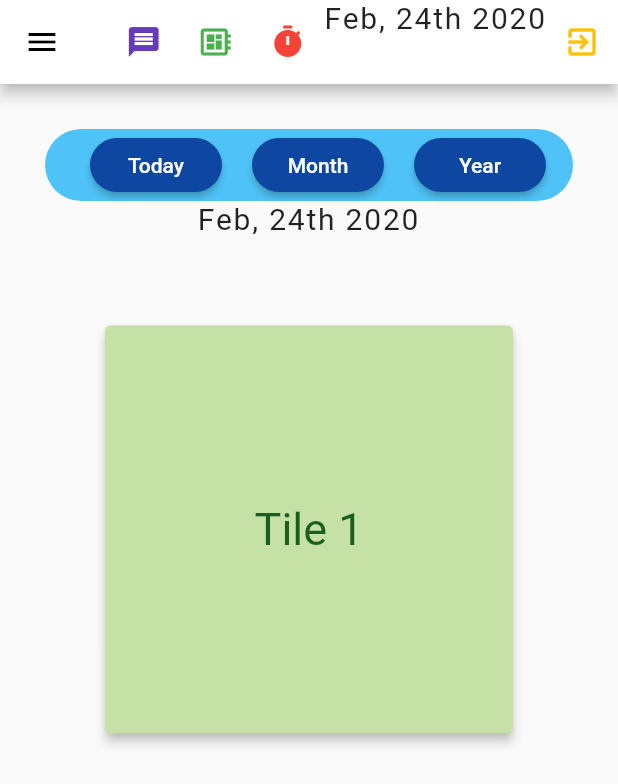
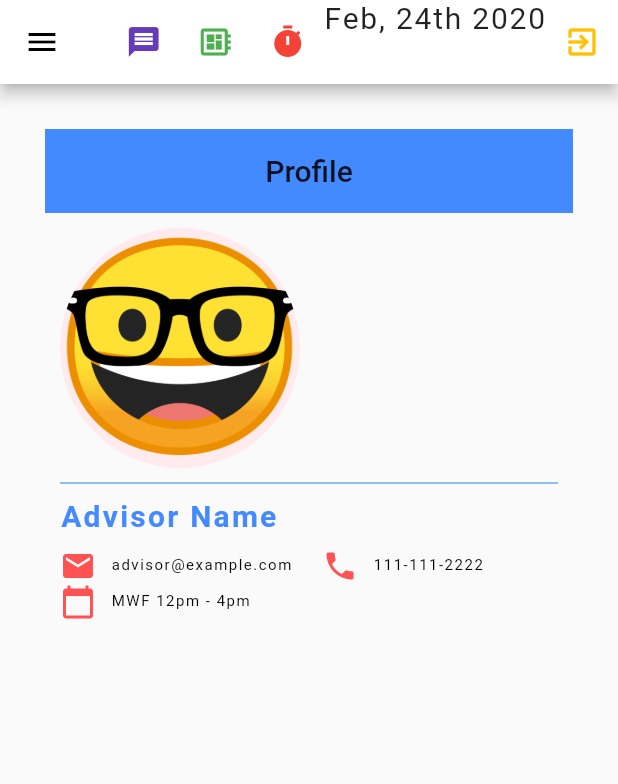
Before and after one commit to mahiatasneem26/Senior-Project, a Flutter app: the screen it shows after launch, on a phone screen of 412 x 824 dp. Shown: the top 784 px of the screen. Run offline on Flutter 3.47's test engine with Material 2 defaults, Android fonts, the phone set to English and light mode, and no system bars; our stand-ins replace percent_indicator; missing offline and left inert: dart:html, firebase, firststop; accounts and stored records are empty.

Commit message:
Updated Advisor Information on Student Dashboard

```diff
--- a/lib/dashboard.dart
+++ b/lib/dashboard.dart
@@ -4,6 +4,87 @@ class Dashboard extends StatefulWidget {
   Dashboard({Key key}) : super(key: key);
 
   _DashboardState createState() => _DashboardState();
+}
+
+class _DashboardState extends State<Dashboard> {
+  @override
+  Widget build(BuildContext context) {
+    return new Scaffold(
+      backgroundColor: Colors.grey[50],
+      appBar: new AppBar(
+        title: new Text("Profile"),
+        centerTitle: true,
+        backgroundColor: Colors.blueAccent,
+        elevation: 0.0,
+      ),
+      body: Padding(
+          padding: EdgeInsets.all(10.0),
+          child: Column(
+            crossAxisAlignment: CrossAxisAlignment.start,
+            children: <Widget>[
+              CircleAvatar(
+                backgroundImage: AssetImage('assets/teacher.png'),
+                backgroundColor: Colors.red[50],
+                radius: 80.0,
+              ),
+              Divider(color: Colors.blue[600], height: 20.0),
+              Text('Advisor Name',
+                  style: TextStyle(
+                    color: Colors.blueAccent,
+                    letterSpacing: 1.5,
+                    fontSize: 20.0,
+                    fontWeight: FontWeight.bold,
+                  )),
+              SizedBox(height: 10.0),
+              Row(
+                children: <Widget>[
+                  Icon(
+                    Icons.email,
+                    color: Colors.redAccent
+                  ),
+                  SizedBox(width: 10.0),
+                  Text('advisor@example.com',
+                      style: TextStyle(
+                        color: Colors.black,
+                        fontSize: 10.0,
+                        letterSpacing: 1.0,
+                      )),
+                  SizedBox(width: 20.0),
+                  Icon(
+                    Icons.phone,
+                    color: Colors.redAccent,
+                  ),
+                  SizedBox(width: 10.0),
+                  Text('111-111-2222',
+                      style: TextStyle(
+                        color: Colors.black,
+                        fontSize: 10.0,
+                        letterSpacing: 1.0,
+                      ))
+                ],
+              ),
+              Row(
+                children: <Widget> [
+                    Icon(
+                    Icons.calendar_today,
+                    color: Colors.redAccent,
+                  ),
+                  SizedBox(width: 10.0),
+                Text('MWF 12pm - 4pm',
+                      style: TextStyle(
+                        color: Colors.black,
+                        fontSize: 10.0,
+                        letterSpacing: 1.0,
+                      )
+                  )
+              ],
+              ),
+              SizedBox(width: 20.0),
+              // _getHeader(context),
+            ],
+          )),
+    );
+  }
 }
 
 Widget _getHeader(context) {
@@ -15,7 +96,7 @@ Widget _getHeader(context) {
           padding: EdgeInsets.symmetric(horizontal: 10.0),
           decoration: BoxDecoration(
             borderRadius: BorderRadius.circular(25.0),
-            color: Colors.lightBlue[300],
+            color: Colors.black,
           ),
           child: Row(
             mainAxisAlignment: MainAxisAlignment.center,
@@ -31,7 +112,7 @@ Widget _getHeader(context) {
                   ),
                   shape: RoundedRectangleBorder(
                       borderRadius: BorderRadius.circular(20.0)),
-                  color: Colors.blue[900],
+                  color: Colors.black,
                   onPressed: () {},
                 ),
               ),
@@ -58,7 +139,7 @@ Widget _getHeader(context) {
                   ),
                   shape: RoundedRectangleBorder(
                       borderRadius: BorderRadius.circular(20.0)),
-                  color: Colors.blue[900],
+                  color: Colors.black,
                   onPressed: () {},
                 ),
               ),
@@ -178,36 +259,3 @@ String _getMonth() {
       return DateTime.now().month.toString();
   }
 }
-
-class _DashboardState extends State<Dashboard> {
-  @override
-  Widget build(BuildContext context) {
-    return Column(
-      children: <Widget>[
-        _getHeader(context),
-        Expanded(
-          child: GridView(
-            padding: EdgeInsets.only(top: 20.0),
-            gridDelegate: SliverGridDelegateWithFixedCrossAxisCount(
-                crossAxisCount: MediaQuery.of(context).size.width >= 1300
-                    ? 3
-                    : MediaQuery.of(context).size.width >= 700 ? 2 : 1),
-            children: <Widget>[
-              Card(
-                margin: EdgeInsets.all(40.0),
-                elevation: 3.0,
-                color: Colors.lightGreen[200],
-                child: Center(
-                  child: Text(
-                    "Tile 1",
-                    style: TextStyle(color: Colors.green[900], fontSize: 30.0),
-                  ),
-                ),
-              ),
-            ],
-          ),
-        ),
-      ],
-    );
-  }
-}
--- a/lib/layout.dart
+++ b/lib/layout.dart
@@ -185,6 +185,8 @@ class _MyHomePageState extends State<MyHomePage> {
                   color: Colors.blueAccent,
                 ),
                 title: Text(
+
+
                   "Classes",
                   style: TextStyle(
                     letterSpacing: 1.2,
@@ -224,7 +226,7 @@ class _MyHomePageState extends State<MyHomePage> {
                   "Settings",
                   style: TextStyle(
                     letterSpacing: 1.2,
-                    color: Colors.blueAccent,
+                    color: Colors.blue,
                     fontWeight: FontWeight.bold,
                   ),
                 ),
--- a/pubspec.yaml
+++ b/pubspec.yaml
@@ -41,9 +41,8 @@ flutter:
   uses-material-design: true
 
   # To add assets to your application, add an assets section, like this:
-  # assets:
-  #   - images/a_dot_burr.jpeg
-  #   - images/a_dot_ham.jpeg
+  assets:
+    - assets/teacher.png
 
   # An image asset can refer to one or more resolution-specific "variants", see
   # https://flutter.dev/assets-and-images/#resolution-aware.
```
Also changed, not shown: assets/teacher.png (added), 28 other files.
